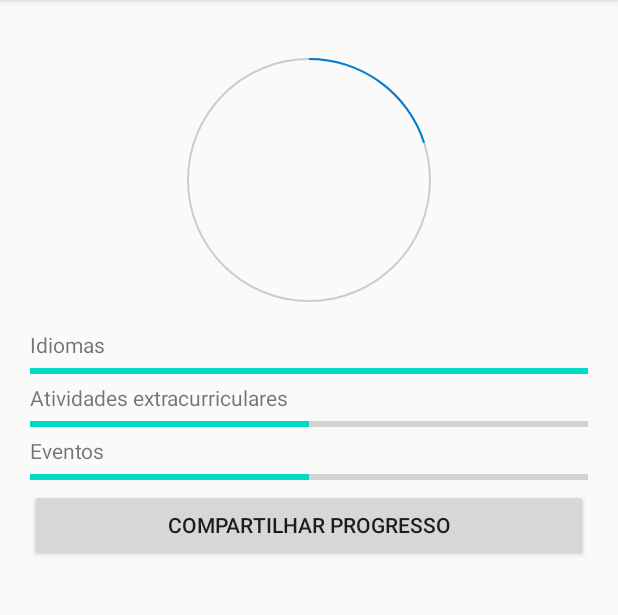
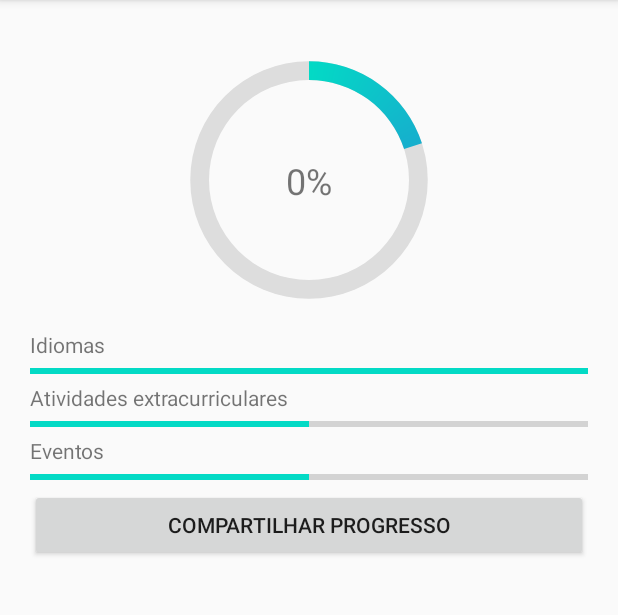
Before and after one commit to EllianAbe/HorasComplementares, an Android app: the DashboardActivity screen opened directly, with no data from a screen before it, on a phone screen of 412 x 824 dp, the part 84-699 px from its top. Run offline under Robolectric (Android 15) with nearby library versions, the phone set to English and light mode, and no system bars.

Commit message:
+bd +layout percentage

```diff
--- a/app/src/main/java/com/uniso/lpdm/horascomplementares/DashboardActivity.java
+++ b/app/src/main/java/com/uniso/lpdm/horascomplementares/DashboardActivity.java
@@ -1,16 +1,21 @@
 package com.uniso.lpdm.horascomplementares;
 
+import androidx.annotation.RequiresApi;
 import androidx.appcompat.app.AppCompatActivity;
 
 import android.content.Intent;
+import android.os.Build;
 import android.os.Bundle;
 import android.view.View;
 import android.widget.ProgressBar;
+import android.widget.TextView;
 
 public class DashboardActivity extends AppCompatActivity {
     int currentProgress;
     ProgressBar simpleProgressBar, progressBarIdiomas, progressBarEventos, progressBarFormacaoComplementar;
+    TextView percentage;
 
+    @RequiresApi(api = Build.VERSION_CODES.N)
     @Override
     protected void onCreate(Bundle savedInstanceState) {
         super.onCreate(savedInstanceState);
@@ -20,6 +25,7 @@ public class DashboardActivity extends AppCompatActivity {
     }
 
     // PEGA O PROGRESSO DE CADA CATEGORIA E PROGRESSO TOTAL.
+    @RequiresApi(api = Build.VERSION_CODES.N)
     public void setProgressBar(){
           currentProgress = 20;
 
@@ -31,8 +37,12 @@ public class DashboardActivity extends AppCompatActivity {
 //        }
 
         simpleProgressBar=(ProgressBar) findViewById(R.id.progressBar); // initiate the progress bar
+        percentage = (TextView) findViewById(R.id.percent);
+
         simpleProgressBar.setMax(getMax());
         simpleProgressBar.setProgress(currentProgress);
+
+        percentage.setText(String.format("%d%%", currentProgress / getMax()));
 
         progressBarIdiomas =(ProgressBar) findViewById(R.id.progressBarIdiomas);
         progressBarIdiomas.setMax(30);
--- /dev/null
+++ b/app/src/main/java/com/uniso/lpdm/horascomplementares/DatabaseHelper.java
@@ -0,0 +1,53 @@
+package com.uniso.lpdm.horascomplementares;
+
+import android.content.ContentValues;
+import android.content.Context;
+import android.database.sqlite.SQLiteDatabase;
+import android.database.sqlite.SQLiteOpenHelper;
+
+public class DatabaseHelper extends SQLiteOpenHelper {
+    private static final String DB_NAME = "horascomplementares";
+    private static final int DB_VERSION = 2;
+
+    DatabaseHelper(Context context){
+        super(context, DB_NAME, null, DB_VERSION);
+    }
+
+    @Override
+    public void onCreate(SQLiteDatabase db) {
+        atualizarBanco(db, 0, DB_VERSION);
+    }
+
+    @Override
+    public void onUpgrade(SQLiteDatabase db, int oldVersion, int newVersion) {
+        atualizarBanco(db, oldVersion, newVersion);
+    }
+
+    public static void insertLogin(SQLiteDatabase db, String username, String password,
+                                   int coordinator){
+
+        ContentValues login = new ContentValues();
+        login.put("username", username);
+        login.put("password", password);
+        login.put("coordinator", coordinator);
+        db.insert("LOGIN", null, login);
+    }
+
+    private void atualizarBanco(SQLiteDatabase db, int oldVersion, int newVersion){
+        String sql;
+
+        if(oldVersion < 1){
+            sql = "CREATE TABLE LOGIN (\n" +
+                    "    username TEXT NOT NULL PRIMARY KEY,\n" +
+                    "    password TEXT NOT NULL,\n" +
+                    "    coordinator BIT,\n" +
+                    "    created_at DATETIME DEFAULT CURRENT_TIMESTAMP\n" +
+                    ");";
+
+            db.execSQL(sql);
+
+            insertLogin(db, "aluno", "aluno", 0);
+            insertLogin(db, "coordenador", "coordenador", 1);
+        }
+    }
+}
--- /dev/null
+++ b/app/src/main/res/drawable/circle.xml
@@ -0,0 +1,26 @@
+<?xml version="1.0" encoding="utf-8"?>
+<layer-list xmlns:android="http://schemas.android.com/apk/res/android">
+    <item>
+        <shape
+            android:shape="ring"
+            android:thicknessRatio="16"
+            android:useLevel="false">
+            <solid android:color="#DDD" />
+        </shape>
+    </item>
+    <item>
+        <rotate
+            android:fromDegrees="270"
+            android:toDegrees="270">
+            <shape
+                android:shape="ring"
+                android:thicknessRatio="16"
+                android:useLevel="true">
+                <gradient
+                    android:endColor="@color/colorPrimary"
+                    android:startColor="@color/colorAccent"
+                    android:type="sweep" />
+            </shape>
+        </rotate>
+    </item>
+</layer-list>
--- a/app/src/main/res/layout/activity_dashboard.xml
+++ b/app/src/main/res/layout/activity_dashboard.xml
@@ -9,16 +9,48 @@
     android:padding="20dp"
     tools:context=".DashboardActivity">
 
-    <ProgressBar
-        android:id="@+id/progressBar"
-        style="?android:attr/progressBarStyleHorizontal"
-        android:layout_width="200dp"
-        android:layout_height="200dp"
-        android:background="@drawable/circle_shape"
-        android:indeterminate="false"
-        android:max="100"
-        android:progress="65"
-        android:progressDrawable="@drawable/circular_progress_bar" />
+
+    <!--        style="?android:attr/progressBarStyleHorizontal"-->
+
+<!--    <ProgressBar-->
+<!--        android:id="@+id/progressBar"-->
+<!--        style="@style/CircularDeterminateProgressBar"-->
+<!--        android:layout_width="200dp"-->
+<!--        android:layout_height="200dp"-->
+<!--        android:background="@drawable/circle_shape"-->
+<!--        android:indeterminate="false"-->
+<!--        android:max="100"-->
+<!--        android:progress="65"-->
+<!--        android:progressDrawable="@drawable/circular_progress_bar" />-->
+
+    <androidx.constraintlayout.widget.ConstraintLayout
+        android:layout_width="wrap_content"
+        android:layout_height="wrap_content">
+
+        <ProgressBar
+            android:id="@+id/progressBar"
+            style="@style/CircularDeterminateProgressBar"
+            android:layout_width="200dp"
+            android:layout_height="200dp"
+            app:layout_constraintBottom_toBottomOf="parent"
+            app:layout_constraintHorizontal_bias="0.0"
+            app:layout_constraintLeft_toLeftOf="parent"
+            app:layout_constraintRight_toRightOf="parent"
+            app:layout_constraintTop_toTopOf="parent"
+            app:layout_constraintVertical_bias="1.0"
+            tools:progress="60" />
+
+        <TextView
+            android:id="@+id/percent"
+            android:layout_width="wrap_content"
+            android:layout_height="wrap_content"
+            android:text="TextView"
+            android:textSize="24sp"
+            app:layout_constraintBottom_toBottomOf="parent"
+            app:layout_constraintEnd_toEndOf="parent"
+            app:layout_constraintStart_toStartOf="@+id/progressBar"
+            app:layout_constraintTop_toTopOf="@+id/progressBar" />
+    </androidx.constraintlayout.widget.ConstraintLayout>
 
     <TextView
         android:id="@+id/textView"
--- a/app/src/main/res/values/styles.xml
+++ b/app/src/main/res/values/styles.xml
@@ -7,4 +7,9 @@
         <item name="colorAccent">@color/colorAccent</item>
     </style>
 
+    <style name="CircularDeterminateProgressBar">
+        <item name="android:indeterminateOnly">false</item>
+        <item name="android:progressDrawable">@drawable/circle</item>
+    </style>
+
 </resources>
```
